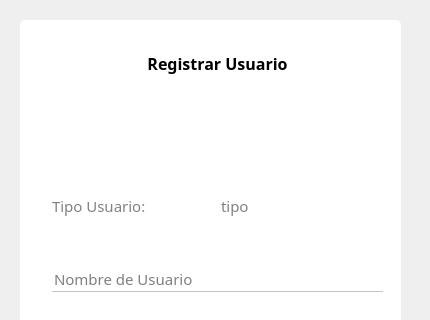
This is hospital-Core/Widgets/Administrador/administrador_modificar_usuario.ui in MrDanielG/Hospital-SCRUM as Qt 5 draws it before an edit; both pictures show x 0 to 430 and y 0 to 320 of the 430 by 558 pixel window. The edited form follows.
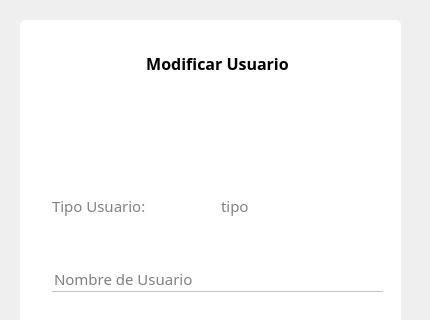
This is the edited form. Icons and pictures are not drawn.

Patch:
```diff
--- a/hospital-Core/Widgets/Administrador/administrador_modificar_usuario.ui
+++ b/hospital-Core/Widgets/Administrador/administrador_modificar_usuario.ui
@@ -49,7 +49,7 @@
       <string/>
      </property>
     </widget>
-    <widget class="QWidget" name="">
+    <widget class="QWidget" name="layoutWidget">
      <property name="geometry">
       <rect>
        <x>42</x>
@@ -70,7 +70,7 @@
          </font>
         </property>
         <property name="text">
-         <string>Registrar Usuario</string>
+         <string>Modificar Usuario</string>
         </property>
         <property name="alignment">
          <set>Qt::AlignCenter</set>
```
Left out of the diff: 2 changed lines with no effect on the pictures.
